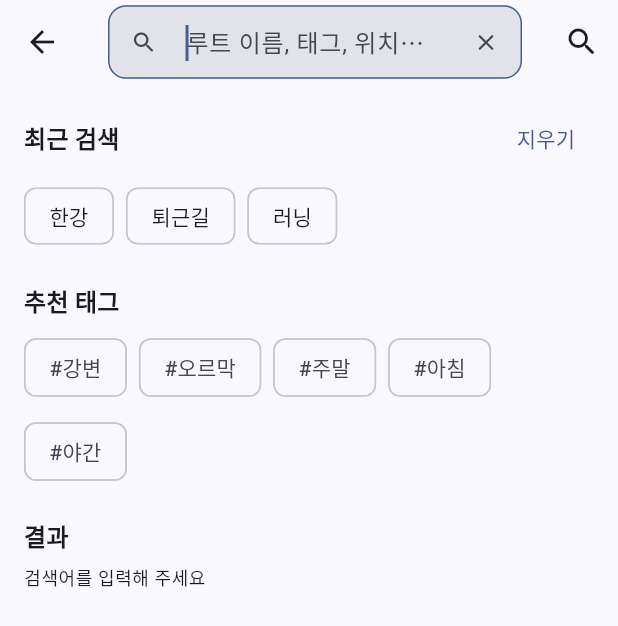
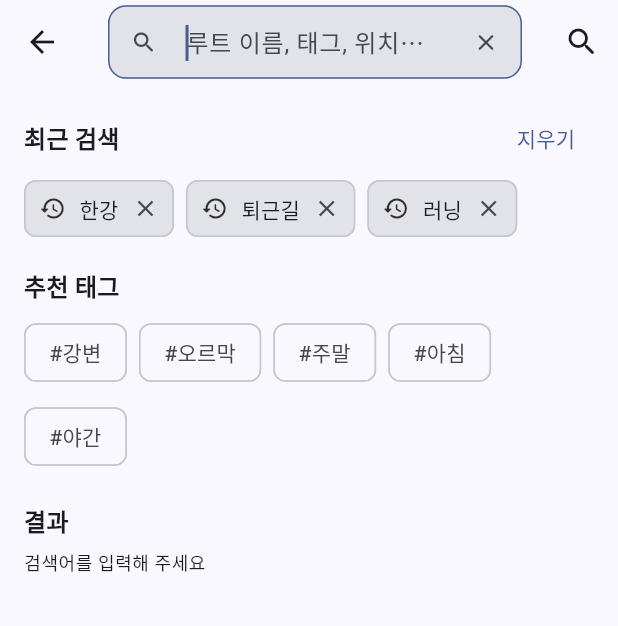
Before and after one commit to Leedoseo/RouteLog_project, a Flutter app: the SearchScreen screen opened directly, on a phone screen of 412 x 824 dp. Shown: the top 626 px of the screen. Run offline on Flutter 3.47's test engine with Material 3 defaults, Android fonts, the phone set to English and light mode, and no system bars.

Commit message:
search_history_chip 위젯 분리 - delete 기능 추가(완벽 구현은 X)

```diff
--- a/lib/features/search/search_screen.dart
+++ b/lib/features/search/search_screen.dart
@@ -104,15 +104,16 @@ class SearchScreenState extends State<SearchScreen> {
                       style: Theme.of(context).textTheme.bodySmall,
                     ),
                   for (final q in _recent)
-                    ActionChip(
-                      label: Text(q),
-                      onPressed: () {
+                    SearchHistoryChip(
+                      text: q,
+                      onTap: () {
                         _controller.text = q;
                         _controller.selection = TextSelection.fromPosition(
                           TextPosition(offset: q.length),
                         );
                         _performSearch(q);
                       },
+                      onDelete: () => setState(() => _recent.remove(q)),
                     ),
                 ],
               ),
--- /dev/null
+++ b/lib/features/search/widgets/search_history_chip.dart
@@ -0,0 +1,39 @@
+import 'package:flutter/material.dart';
+
+class SearchHistoryChip extends StatelessWidget {
+  final String text;
+  final VoidCallback onTap;
+  final VoidCallback? onDelete;
+  final bool dense;
+
+  const SearchHistoryChip({
+    super.key,
+    required this.text,
+    required this.onTap,
+    this.onDelete,
+    this.dense = false
+  });
+
+  @override
+  Widget build(BuildContext context) {
+    final theme = Theme.of(context);
+    final cs = theme.colorScheme;
+
+    return InputChip(
+      avatar: Icon(
+        Icons.history_rounded,
+        size: 18,
+        color: theme.iconTheme.color?.withOpacity(0.8),
+      ),
+      label: Text(text),
+      onPressed: onTap,
+      onDeleted: onDelete,
+      side: BorderSide(color: cs.outlineVariant),
+      selectedColor: cs.primaryContainer,
+      backgroundColor: cs.surfaceContainerHighest,
+      labelStyle: theme.textTheme.labelLarge,
+      materialTapTargetSize: MaterialTapTargetSize.shrinkWrap,
+      visualDensity: dense ? const VisualDensity(horizontal: -2, vertical: -2) : null,
+    );
+  }
+}
--- a/lib/features/search/widgets/widgets.dart
+++ b/lib/features/search/widgets/widgets.dart
@@ -1,2 +1,3 @@
 export 'search_field.dart';
 export 'section_title.dart';
+export 'search_history_chip.dart';
```
